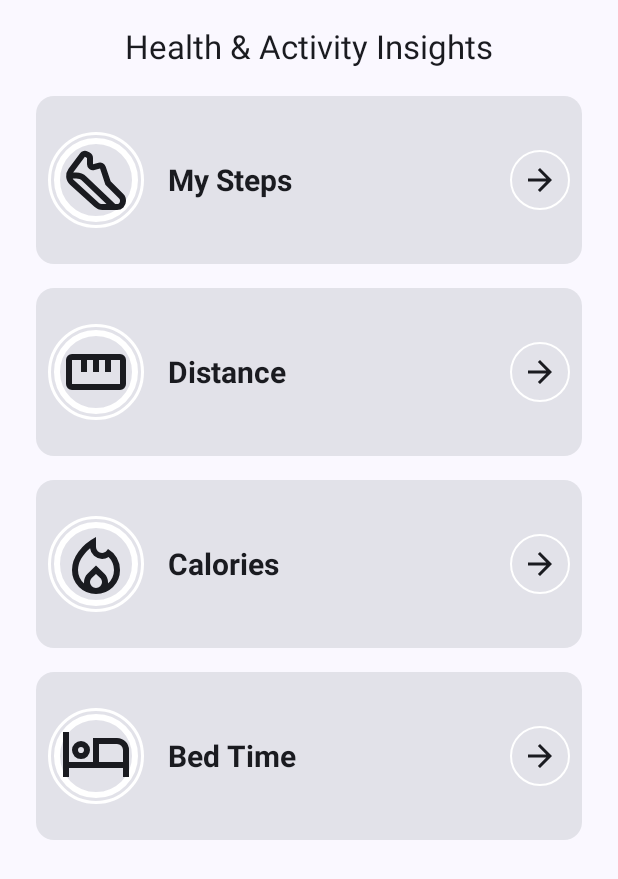
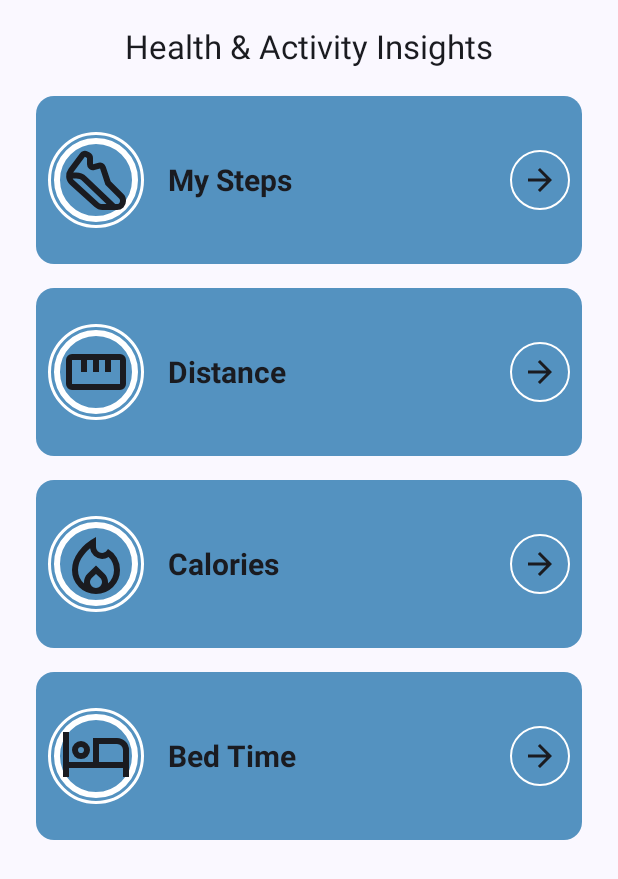
Before and after one commit to dgozhenko/HealthDataDemo, an Android app built with Jetpack Compose: the health_data_screen_navigation_route screen opened through its navigation route, on a phone screen of 412 x 824 dp. Shown: the top 879 px of the screen. Run offline under Robolectric (Android 15) with nearby library versions, the phone set to English and light mode, and no system bars; our stand-ins replace Dagger/Hilt's generated code; libraries missing offline, so code that uses them is left out: androidx.health.connect; 13 statements that could not run were skipped.

Commit message:
Rebrand colors

```diff
--- a/app/src/main/java/com/dhozhenkohealthdatademo/presentation/healthdata/component/HealthDataRow.kt
+++ b/app/src/main/java/com/dhozhenkohealthdatademo/presentation/healthdata/component/HealthDataRow.kt
@@ -13,6 +13,7 @@ import androidx.compose.foundation.shape.CircleShape
 import androidx.compose.material.icons.Icons
 import androidx.compose.material.icons.filled.ArrowForward
 import androidx.compose.material3.Card
+import androidx.compose.material3.CardDefaults
 import androidx.compose.material3.ExperimentalMaterial3Api
 import androidx.compose.material3.Icon
 import androidx.compose.material3.Text
@@ -24,6 +25,7 @@ import androidx.compose.ui.text.TextStyle
 import androidx.compose.ui.text.font.FontWeight
 import androidx.compose.ui.unit.dp
 import androidx.compose.ui.unit.sp
+import com.dhozhenkohealthdatademo.ui.theme.MainColor
 
 @ExperimentalMaterial3Api
 @Composable
@@ -36,7 +38,11 @@ fun HealthDataRow(
     @DrawableRes icon: Int,
     onClick: () -> Unit,
 ) {
-    Card(onClick = { onClick() }, modifier = Modifier.fillMaxWidth()) {
+    Card(
+        onClick = { onClick() }, colors = CardDefaults.cardColors(
+            containerColor = MainColor
+        ), modifier = Modifier.fillMaxWidth()
+    ) {
         Row(
             horizontalArrangement = Arrangement.Start,
             verticalAlignment = Alignment.CenterVertically,
@@ -49,8 +55,7 @@ fun HealthDataRow(
             Spacer(modifier = Modifier.width(16.dp))
             Column {
                 Text(
-                    text = title,
-                    style = TextStyle(fontSize = 20.sp, fontWeight = FontWeight.Bold)
+                    text = title, style = TextStyle(fontSize = 20.sp, fontWeight = FontWeight.Bold)
                 )
                 if (value != null) {
                     Row {
--- a/app/src/main/java/com/dhozhenkohealthdatademo/presentation/healthdetail/HealthDetailScreen.kt
+++ b/app/src/main/java/com/dhozhenkohealthdatademo/presentation/healthdetail/HealthDetailScreen.kt
@@ -21,6 +21,7 @@ import androidx.navigation.NavController
 import com.dhozhenkohealthdatademo.domain.enum.HealthDataType
 import com.dhozhenkohealthdatademo.domain.model.HealthDataObject
 import com.dhozhenkohealthdatademo.presentation.healthdetail.component.HealthAverageView
+import com.dhozhenkohealthdatademo.ui.theme.MainColor
 import com.github.tehras.charts.bar.BarChart
 import com.github.tehras.charts.bar.BarChartData
 import com.github.tehras.charts.bar.renderer.label.LabelDrawer
@@ -52,7 +53,7 @@ fun HealthDetailScreen(
             HealthAverageView(data = data, type = type)
             BarChart(barChartData = BarChartData(bars = data.map {
                 val dayOfWeek = LocalDate.parse(it.date).dayOfWeek.getDisplayName(TextStyle.SHORT, Locale.ENGLISH)
-                BarChartData.Bar(value = it.dataValue.toFloat(), color = Color.Blue, label = dayOfWeek)
+                BarChartData.Bar(value = it.dataValue.toFloat(), color = MainColor, label = dayOfWeek)
             }), modifier = Modifier.height(400.dp), labelDrawer = SimpleValueDrawer(drawLocation = SimpleValueDrawer.DrawLocation.Outside))
         }
     }
--- a/app/src/main/java/com/dhozhenkohealthdatademo/ui/theme/Color.kt
+++ b/app/src/main/java/com/dhozhenkohealthdatademo/ui/theme/Color.kt
@@ -9,3 +9,5 @@ val Pink80 = Color(0xFFEFB8C8)
 val Purple40 = Color(0xFF6650a4)
 val PurpleGrey40 = Color(0xFF625b71)
 val Pink40 = Color(0xFF7D5260)
+
+val MainColor = Color(0xFF5492c0)
```
Also changed, not shown: app/src/main/java/com/dhozhenkohealthdatademo/presentation/healthdetail/component/HealthAverageView.kt (+9 -1 lines).
